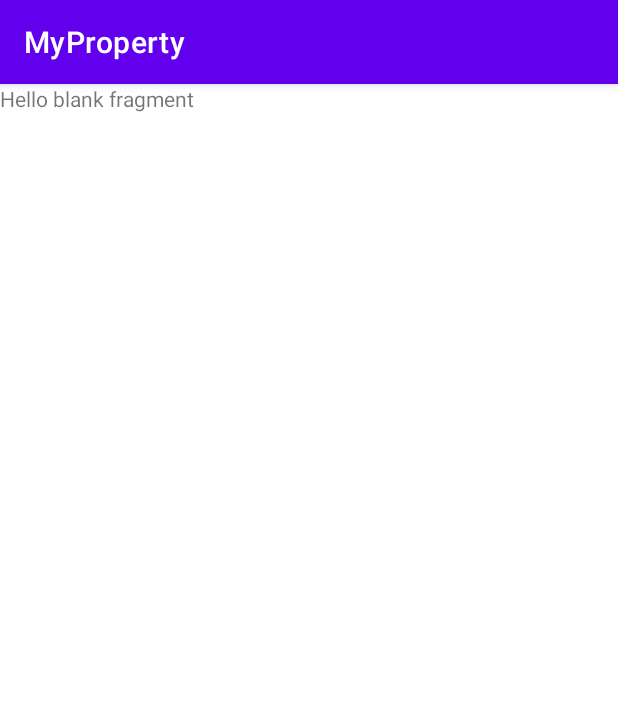
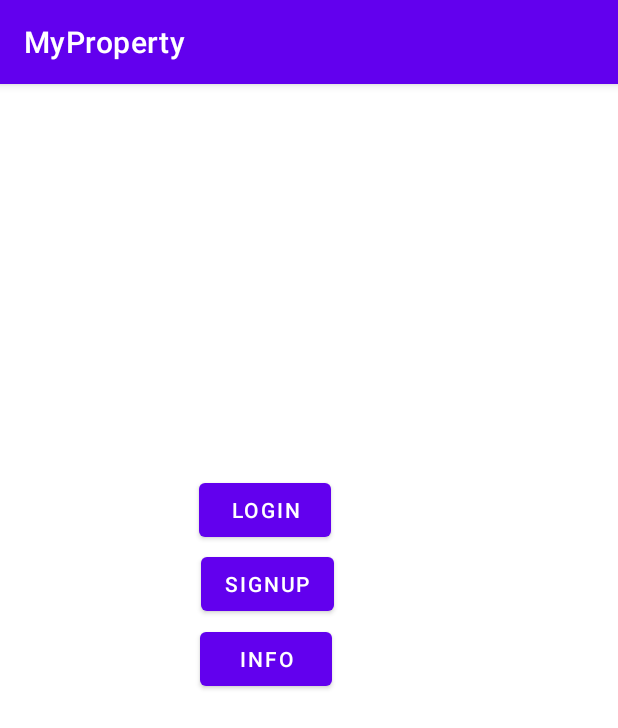
Before and after one commit to andreisdc/ProjectDAWN, an Android app: the fragment MainFragment shown on its own in the app's theme, on a phone screen of 412 x 824 dp. Shown: the top 728 px of the screen. Run offline under Robolectric (Android 15) with nearby library versions, the phone set to English and light mode, and no system bars.

Commit message:
Created change view buttons

```diff
--- a/app/src/main/res/layout/fragment_info.xml
+++ b/app/src/main/res/layout/fragment_info.xml
@@ -9,6 +9,6 @@
     <TextView
         android:layout_width="match_parent"
         android:layout_height="match_parent"
-        android:text="@string/hello_blank_fragment" />
+        android:text="Info fragment" />
 
 </FrameLayout>
--- a/app/src/main/res/layout/fragment_main.xml
+++ b/app/src/main/res/layout/fragment_main.xml
@@ -1,14 +1,47 @@
 <?xml version="1.0" encoding="utf-8"?>
-<FrameLayout xmlns:android="http://schemas.android.com/apk/res/android"
+<androidx.constraintlayout.widget.ConstraintLayout xmlns:android="http://schemas.android.com/apk/res/android"
+    xmlns:app="http://schemas.android.com/apk/res-auto"
     xmlns:tools="http://schemas.android.com/tools"
     android:layout_width="match_parent"
     android:layout_height="match_parent"
     tools:context=".MainActivity.Fragments.MainFragment">
 
-    <!-- TODO: Update blank fragment layout -->
-    <TextView
-        android:layout_width="match_parent"
-        android:layout_height="match_parent"
-        android:text="@string/hello_blank_fragment" />
+    <Button
+        android:id="@+id/logInButtonChangeView"
+        android:layout_width="wrap_content"
+        android:layout_height="wrap_content"
+        android:layout_marginStart="132dp"
+        android:layout_marginEnd="191dp"
+        android:layout_marginBottom="200dp"
+        android:text="Login"
+        app:layout_constraintBottom_toBottomOf="parent"
+        app:layout_constraintEnd_toEndOf="parent"
+        app:layout_constraintStart_toStartOf="parent"
+        app:layout_constraintTop_toTopOf="parent" />
 
-</FrameLayout>
+    <Button
+        android:id="@+id/signupButtonChangeView"
+        android:layout_width="wrap_content"
+        android:layout_height="wrap_content"
+        android:layout_marginBottom="100dp"
+        android:text="Signup"
+        app:layout_constraintBottom_toBottomOf="parent"
+        app:layout_constraintEnd_toEndOf="parent"
+        app:layout_constraintHorizontal_bias="0.414"
+        app:layout_constraintStart_toStartOf="parent"
+        app:layout_constraintTop_toTopOf="parent"
+        app:layout_constraintVertical_bias="0.499" />
+
+    <Button
+        android:id="@+id/infoButtonChangeView"
+        android:layout_width="wrap_content"
+        android:layout_height="wrap_content"
+        android:text="Info"
+        app:layout_constraintBottom_toBottomOf="parent"
+        app:layout_constraintEnd_toEndOf="parent"
+        app:layout_constraintHorizontal_bias="0.411"
+        app:layout_constraintStart_toStartOf="parent"
+        app:layout_constraintTop_toTopOf="parent"
+        app:layout_constraintVertical_bias="0.499" />
+
+</androidx.constraintlayout.widget.ConstraintLayout>
--- a/app/src/main/res/layout/fragment_sigup.xml
+++ b/app/src/main/res/layout/fragment_sigup.xml
@@ -9,6 +9,6 @@
     <TextView
         android:layout_width="match_parent"
         android:layout_height="match_parent"
-        android:text="@string/hello_blank_fragment" />
+        android:text="Signup fragment" />
 
 </FrameLayout>
```
Also changed, not shown: app/src/main/res/layout/activity_main.xml (+0 -9 lines), app/src/main/res/layout/fragment_login.xml (+15 -9 lines).
